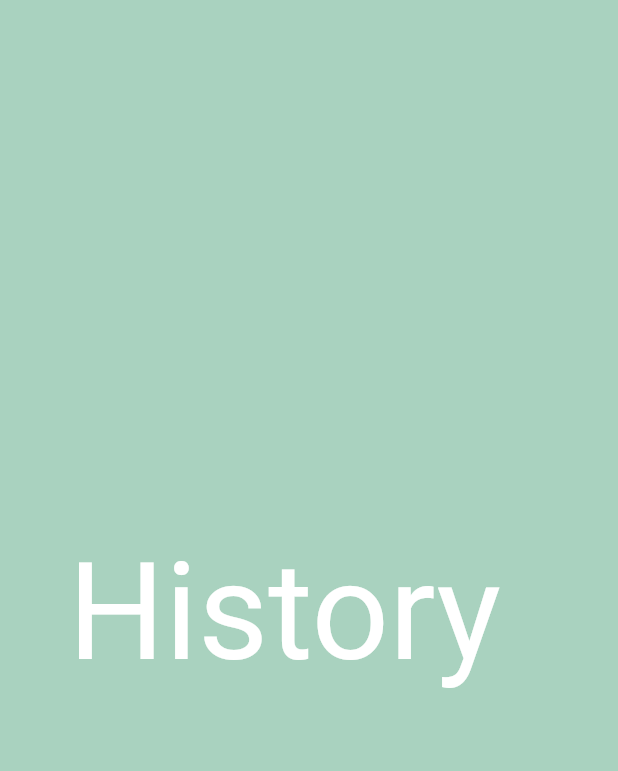
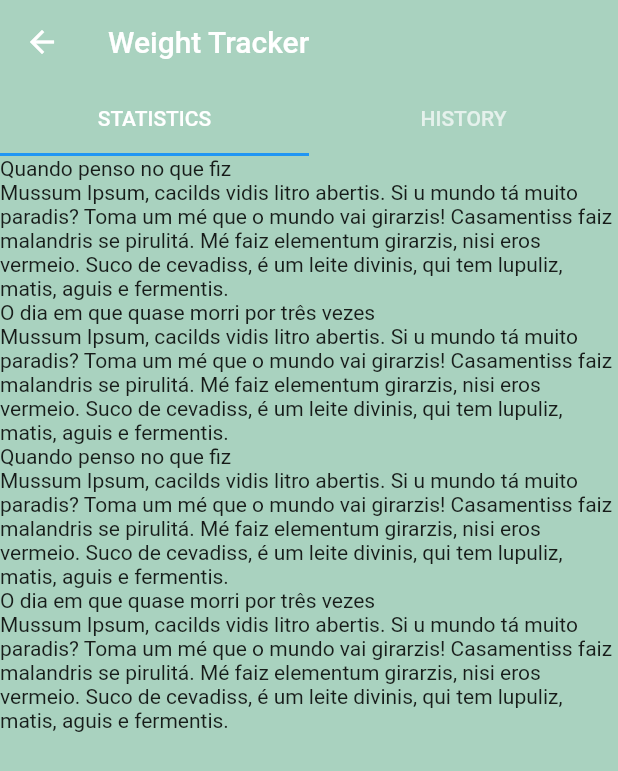
Before and after one commit to csbs1985/universe_history_app, a Flutter app: the screen it shows after launch, on a phone screen of 412 x 824 dp. Shown: the top 771 px of the screen. Run offline on Flutter 3.47's test engine with Material 2 defaults, Android fonts, the phone set to English and light mode, and no system bars; our stand-ins replace page_transition; Roboto replaces fonts that are missing (ubuntu).

Commit message:
add history_item_component

```diff
--- /dev/null
+++ b/lib/components/history_item_component.dart
@@ -0,0 +1,34 @@
+// ignore_for_file: use_key_in_widget_constructors
+
+import 'package:flutter/material.dart';
+import 'package:universe_history_app/shared/models/history_model.dart';
+
+class HistoryItemComponent extends StatefulWidget {
+  const HistoryItemComponent(this.allHistory);
+  final List<HistoryModel> allHistory;
+
+  @override
+  _HistoryItemComponentState createState() => _HistoryItemComponentState();
+}
+
+class _HistoryItemComponentState extends State<HistoryItemComponent> {
+  @override
+  Widget build(BuildContext context) {
+    return Scaffold(
+      body: ListView.builder(
+          scrollDirection: Axis.vertical,
+          shrinkWrap: true,
+          itemCount: widget.allHistory.length,
+          itemBuilder: (BuildContext context, int index) {
+            return Column(
+              crossAxisAlignment: CrossAxisAlignment.start,
+              mainAxisAlignment: MainAxisAlignment.start,
+              children: [
+                Text(widget.allHistory[index].historyTitle),
+                Text(widget.allHistory[index].historyText),
+              ],
+            );
+          }),
+    );
+  }
+}
--- a/lib/main.dart
+++ b/lib/main.dart
@@ -19,8 +19,8 @@ class MyApp extends StatelessWidget {
         statusBarColor: uiColor.primary,
         statusBarIconBrightness: Brightness.light,
         statusBarBrightness: Brightness.light,
-        systemNavigationBarColor: uiColor.primary,
-        systemNavigationBarIconBrightness: Brightness.light,
+        systemNavigationBarColor: uiColor.light,
+        systemNavigationBarIconBrightness: Brightness.dark,
       ),
     );
 
@@ -31,9 +31,10 @@ class MyApp extends StatelessWidget {
       theme: ThemeData(
         scaffoldBackgroundColor: uiColor.primary,
         fontFamily: 'ubuntu',
-        iconTheme: const IconThemeData(
-            // color: uiColor.element,
-            ),
+        appBarTheme: const AppBarTheme(
+          backgroundColor: uiColor.primary,
+          elevation: 0,
+        ),
       ),
       onGenerateRoute: (settings) {
         switch (settings.name) {
--- a/lib/pages/home_page.dart
+++ b/lib/pages/home_page.dart
@@ -1,5 +1,8 @@
-import 'package:flutter/cupertino.dart';
+// ignore_for_file: unnecessary_new
+
 import 'package:flutter/material.dart';
+import 'package:universe_history_app/components/history_item_component.dart';
+import 'package:universe_history_app/shared/models/history_model.dart';
 
 class HomePage extends StatefulWidget {
   const HomePage({Key? key}) : super(key: key);
@@ -8,11 +11,45 @@ class HomePage extends StatefulWidget {
   _HomePageState createState() => _HomePageState();
 }
 
-class _HomePageState extends State<HomePage> {
+class _HomePageState extends State<HomePage> with TickerProviderStateMixin {
+  late final TabController _tabController;
+  List<HistoryModel> allHistory = HistoryModel.allHistory;
+
+  @override
+  void initState() {
+    super.initState();
+    _tabController = TabController(length: 2, vsync: this);
+  }
+
   @override
   Widget build(BuildContext context) {
     return Scaffold(
-      body: Text('Home'),
+      body: NestedScrollView(
+        headerSliverBuilder: (BuildContext context, bool innerBoxIsScrolled) {
+          return [
+            SliverAppBar(
+              title: const Text('Weight Tracker'),
+              floating: true,
+              pinned: true,
+              forceElevated: innerBoxIsScrolled,
+              elevation: 0,
+              bottom: TabBar(
+                tabs: const [
+                  Tab(text: 'STATISTICS'),
+                  Tab(text: 'HISTORY'),
+                ],
+                controller: _tabController,
+              ),
+            ),
+          ];
+        },
+        body: TabBarView(
+          controller: _tabController,
+          children: [
+            HistoryItemComponent(allHistory),
+          ],
+        ),
+      ),
     );
   }
 }
--- a/lib/pages/splash_page.dart
+++ b/lib/pages/splash_page.dart
@@ -1,6 +1,9 @@
+import 'dart:io';
+
 import 'package:flutter/material.dart';
-import 'package:flutter_svg/flutter_svg.dart';
-import 'package:universe_history_app/theme/ui_svgs.dart';
+import 'package:flutter/services.dart';
+import 'package:universe_history_app/theme/ui_colors.dart';
+import 'package:universe_history_app/theme/ui_image.dart';
 
 class SplashPage extends StatefulWidget {
   const SplashPage({Key? key}) : super(key: key);
@@ -12,17 +15,28 @@ class SplashPage extends StatefulWidget {
 class _SplashPageState extends State<SplashPage> {
   @override
   Widget build(BuildContext context) {
-    return Scaffold(
+    SystemChrome.setSystemUIOverlayStyle(
+      const SystemUiOverlayStyle(
+        systemNavigationBarColor: uiColor.primary,
+        systemNavigationBarIconBrightness: Brightness.light,
+      ),
+    );
+
+    return WillPopScope(
+      onWillPop: () => exit(0),
+      child: Scaffold(
         body: Column(
           mainAxisAlignment: MainAxisAlignment.center,
           crossAxisAlignment: CrossAxisAlignment.stretch,
           children: [
             SizedBox(
-            height: 100,
-            width: 100,
-            child: SvgPicture.asset(uiSvg.logo),
+              height: 52,
+              child: Image.asset(
+                uiImage.logo,
+              ),
             ),
           ],
+        ),
       ),
     );
   }
@@ -31,7 +45,7 @@ class _SplashPageState extends State<SplashPage> {
   void initState() {
     super.initState();
 
-    Future.delayed(const Duration(seconds: 10)).then((_) {
+    Future.delayed(const Duration(seconds: 1)).then((_) {
       Navigator.pushNamed(context, '/home', arguments: {});
     });
   }
--- /dev/null
+++ b/lib/shared/models/category_model.dart
@@ -0,0 +1,28 @@
+// ignore_for_file: unnecessary_new
+
+class CategoryModel {
+  final String categoryId;
+  final String categoryLabel;
+  final String categorValue;
+  final bool categoryDisabled;
+
+  CategoryModel({
+    required this.categoryId,
+    required this.categoryLabel,
+    required this.categorValue,
+    required this.categoryDisabled,
+  });
+
+  static List<CategoryModel> user = [
+    new CategoryModel(
+        categoryId: 'fbjfbdj01',
+        categoryLabel: 'viagem',
+        categorValue: 'viagem',
+        categoryDisabled: false),
+    new CategoryModel(
+        categoryId: 'gfsdgdg02',
+        categoryLabel: 'amor',
+        categorValue: 'amor',
+        categoryDisabled: false),
+  ];
+}
--- /dev/null
+++ b/lib/shared/models/history_model.dart
@@ -0,0 +1,70 @@
+// ignore_for_file: non_constant_identifier_names, unnecessary_new
+
+class HistoryModel {
+  final String historyId;
+  final String historyTitle;
+  final String historyText;
+  final String historyDate;
+  final bool historyComment;
+  final bool historyAnonymous;
+  final String userId;
+  final List<String> categories;
+
+  HistoryModel({
+    required this.historyId,
+    required this.historyTitle,
+    required this.historyText,
+    required this.historyDate,
+    required this.historyComment,
+    required this.historyAnonymous,
+    required this.userId,
+    required this.categories,
+  });
+
+  static List<HistoryModel> allHistory = [
+    new HistoryModel(
+      historyId: 'bvjbsbvsu01',
+      historyTitle: 'Quando penso no que fiz',
+      historyText:
+          'Mussum Ipsum, cacilds vidis litro abertis. Si u mundo tá muito paradis? Toma um mé que o mundo vai girarzis! Casamentiss faiz malandris se pirulitá. Mé faiz elementum girarzis, nisi eros vermeio. Suco de cevadiss, é um leite divinis, qui tem lupuliz, matis, aguis e fermentis.',
+      historyDate: '2 de janeiro de 2022',
+      historyComment: true,
+      historyAnonymous: false,
+      userId: 'fbjfbdj01',
+      categories: ['fbjfbdj01', 'gfsdgdg02'],
+    ),
+    new HistoryModel(
+      historyId: 'bvjbsbvsu01',
+      historyTitle: 'O dia em que quase morri por três vezes',
+      historyText:
+          'Mussum Ipsum, cacilds vidis litro abertis. Si u mundo tá muito paradis? Toma um mé que o mundo vai girarzis! Casamentiss faiz malandris se pirulitá. Mé faiz elementum girarzis, nisi eros vermeio. Suco de cevadiss, é um leite divinis, qui tem lupuliz, matis, aguis e fermentis.',
+      historyDate: '2 de janeiro de 2022',
+      historyComment: false,
+      historyAnonymous: true,
+      userId: 'fbjfbdj01',
+      categories: ['fbjfbdj01', 'gfsdgdg02'],
+    ),
+    new HistoryModel(
+      historyId: 'bvjbsbvsu01',
+      historyTitle: 'Quando penso no que fiz',
+      historyText:
+          'Mussum Ipsum, cacilds vidis litro abertis. Si u mundo tá muito paradis? Toma um mé que o mundo vai girarzis! Casamentiss faiz malandris se pirulitá. Mé faiz elementum girarzis, nisi eros vermeio. Suco de cevadiss, é um leite divinis, qui tem lupuliz, matis, aguis e fermentis.',
+      historyDate: '2 de janeiro de 2022',
+      historyComment: true,
+      historyAnonymous: false,
+      userId: 'fbjfbdj01',
+      categories: ['fbjfbdj01', 'gfsdgdg02'],
+    ),
+    new HistoryModel(
+      historyId: 'bvjbsbvsu01',
+      historyTitle: 'O dia em que quase morri por três vezes',
+      historyText:
+          'Mussum Ipsum, cacilds vidis litro abertis. Si u mundo tá muito paradis? Toma um mé que o mundo vai girarzis! Casamentiss faiz malandris se pirulitá. Mé faiz elementum girarzis, nisi eros vermeio. Suco de cevadiss, é um leite divinis, qui tem lupuliz, matis, aguis e fermentis.',
+      historyDate: '2 de janeiro de 2022',
+      historyComment: false,
+      historyAnonymous: true,
+      userId: 'fbjfbdj01',
+      categories: ['fbjfbdj01', 'gfsdgdg02'],
+    ),
+  ];
+}
--- /dev/null
+++ b/lib/shared/models/user_model.dart
@@ -0,0 +1,26 @@
+// ignore_for_file: unnecessary_new
+
+class UserModel {
+  final String userId;
+  final String userName;
+  final String userNickname;
+  final String userRegister;
+  final bool userDisabled;
+
+  UserModel({
+    required this.userId,
+    required this.userName,
+    required this.userNickname,
+    required this.userRegister,
+    required this.userDisabled,
+  });
+
+  static Set<UserModel> user = {
+    new UserModel(
+        userId: 'fbjfbdj01',
+        userName: 'Charles Santos',
+        userNickname: 'charles.sbs',
+        userRegister: '2 de janeiro de 2022',
+        userDisabled: false)
+  };
+}
--- a/lib/theme/ui_colors.dart
+++ b/lib/theme/ui_colors.dart
@@ -1,5 +1,8 @@
+// ignore_for_file: unnecessary_const
+
 import 'package:flutter/cupertino.dart';
 
 class uiColor {
   static const Color primary = const Color(0xFFA9D2BF);
+  static const Color light = const Color(0xFFFFFFFF);
 }
--- /dev/null
+++ b/lib/theme/ui_image.dart
@@ -0,0 +1,3 @@
+class uiImage {
+  static const String logo = 'assets/images/logo.png';
+}
--- a/pubspec.yaml
+++ b/pubspec.yaml
@@ -58,6 +58,7 @@ flutter:
   uses-material-design: true
   assets:
     - assets/icons/
+    - assets/images/
 
   # An image asset can refer to one or more resolution-specific "variants", see
   # https://flutter.dev/assets-and-images/#resolution-aware.
```
Also changed, not shown: assets/images/logo.png (added). Lines whose indentation alone changed are shown as unchanged.
